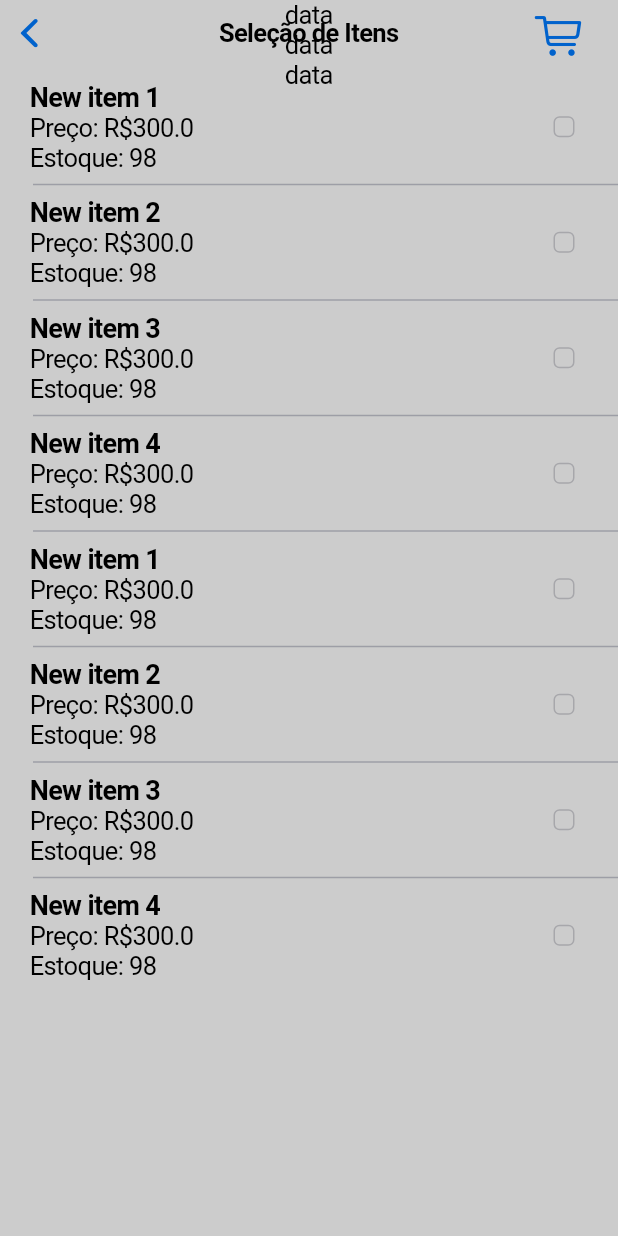
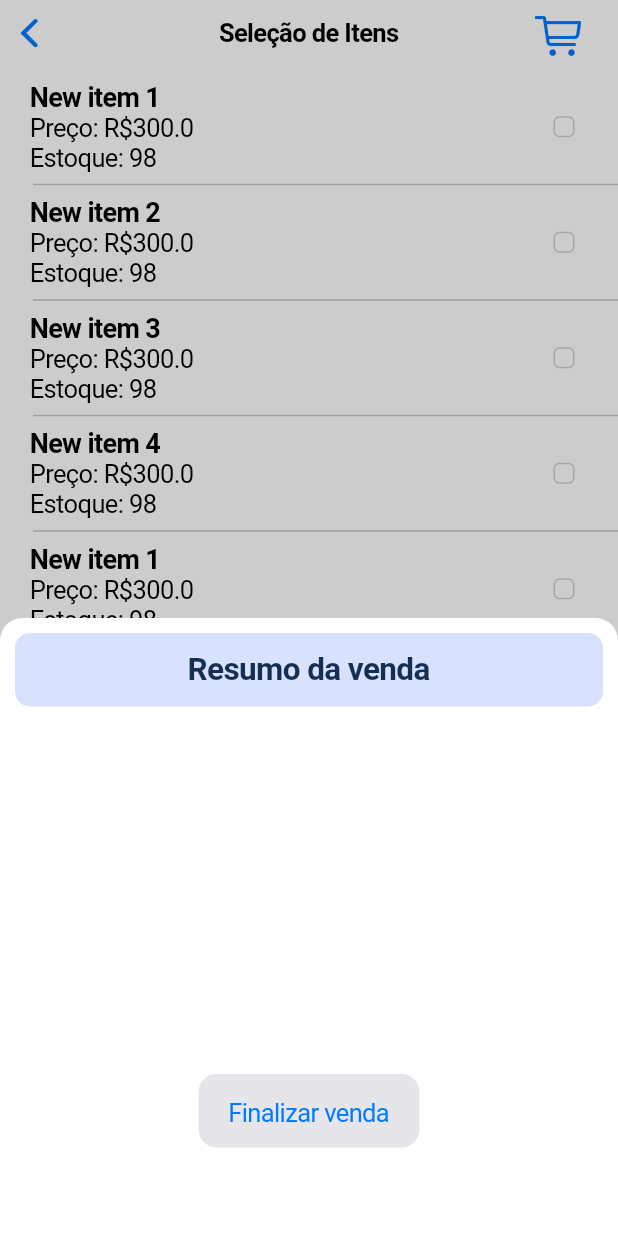
Before and after one commit to devcsuzarte/myCommerce_Flutter, a Flutter app: the CupertinoSaleScreen screen opened directly, after a tap on an icon or button, on a phone screen of 412 x 824 dp. Run offline on Flutter 3.47's test engine with Material 3 defaults, Android fonts, the phone set to English and light mode, and no system bars.

Commit message:
Create confirm_sale_modal

```diff
--- a/lib/controller/commerce_data.dart
+++ b/lib/controller/commerce_data.dart
@@ -72,8 +72,19 @@ class ItemData extends ChangeNotifier {
     ),
   ];
 
+  List<Item> finishSaleList = [];
+
   void checkBoxPressed(int index) {
     itemsList[index].isSelected = itemsList[index].toggleIsSelected();
+
+    if (itemsList[index].isSelected) {
+      finishSaleList.add(itemsList[index]);
+    } else {
+      finishSaleList.remove(itemsList[index]);
+    }
+    for (Item item in finishSaleList) {
+      print(item.productName);
+    }
     notifyListeners();
   }
 }
--- a/lib/screens/sale_screen/cupertino_sale_screen.dart
+++ b/lib/screens/sale_screen/cupertino_sale_screen.dart
@@ -1,5 +1,7 @@
 import 'package:flutter/cupertino.dart';
 import 'package:flutter/material.dart';
+import 'package:mycommerce/constants.dart';
+import 'package:mycommerce/widgets/confirm_sale_widget/item_sold_list.dart';
 import 'package:mycommerce/widgets/sale_screen_widgets/sale_cell.dart';
 import 'package:mycommerce/widgets/sale_screen_widgets/sale_list.dart';
 
@@ -17,9 +19,65 @@ class CupertinoSaleScreen extends StatelessWidget {
                 context: context,
                 builder: (context) => Column(
                   children: [
-                    Text('data'),
-                    Text('data'),
-                    Text('data'),
+                    Spacer(),
+                    Container(
+                      decoration: BoxDecoration(
+                          color: Colors.white,
+                          borderRadius: BorderRadius.only(
+                            topLeft: Radius.circular(15),
+                            topRight: Radius.circular(15),
+                          ),
+                      ),
+                      width: double.infinity,
+                      height: MediaQuery.of(context).size.height * 0.5,
+                      child: Padding(
+                        padding: const EdgeInsets.all(10.0),
+                        child: Column(
+                          mainAxisAlignment: MainAxisAlignment.start,
+                          children: [
+                            Expanded(
+                              flex: 1,
+                              child: Container(
+                                decoration: BoxDecoration(
+                                  color: kPrimaryColor,
+                                  borderRadius: BorderRadius.circular(10),
+                                ),
+                                child: Center(
+                                  child: Text('Resumo da venda',
+                                    style: TextStyle(
+                                      color: kSecondaryColor,
+                                      fontWeight: FontWeight.bold,
+                                      fontSize: 21
+                                    ),
+                                  ),
+                                ),
+                              ),
+                            ),
+                            Expanded(
+                              flex: 5,
+                              child: ItemSoldList(),
+                            ),
+                            Expanded(
+                              flex: 1,
+                              child: CupertinoButton(
+                                color: CupertinoColors.systemGrey5,
+                                child: Text(
+                                  'Finalizar venda',
+                                  style: TextStyle(
+                                    color: CupertinoColors.activeBlue,
+                                  ),
+                                ),
+                                onPressed: () {
+                                  print('End sale');
+                                  Navigator.pop(context);
+                                },
+                                ),
+                            ),
+                            Spacer()
+                          ],
+                        ),
+                      ),
+                    ),
                   ],
                 )
             );
--- /dev/null
+++ b/lib/widgets/confirm_sale_widget/item_sold_list.dart
@@ -0,0 +1,32 @@
+import 'package:flutter/cupertino.dart';
+import 'package:flutter/material.dart';
+import 'package:mycommerce/controller/commerce_data.dart';
+import 'package:provider/provider.dart';
+
+class ItemSoldList extends StatelessWidget {
+  const ItemSoldList({super.key});
+
+  @override
+  Widget build(BuildContext context) {
+    return Consumer<ItemData>(
+        builder: (context, itemData, child) {
+          return ListView.separated(
+              itemBuilder: (context, index) {
+                final item = itemData.finishSaleList[index];
+                return Row(
+                  mainAxisAlignment: MainAxisAlignment.spaceBetween,
+                  children: [
+                    Text('${item.productName}'),
+                    Text('1x'),
+                  ],
+                );
+          },
+          separatorBuilder: (context, index) {
+                return Divider();
+              },
+          itemCount: Provider.of<ItemData>(context, listen: true).finishSaleList.length,
+          );
+        },
+        );
+  }
+}
```
Also changed, not shown: lib/screens/confirm_sale_modal/confirm_sale_modal.dart (added), lib/widgets/confirm_sale_widget/item_sold_cell.dart (added).
